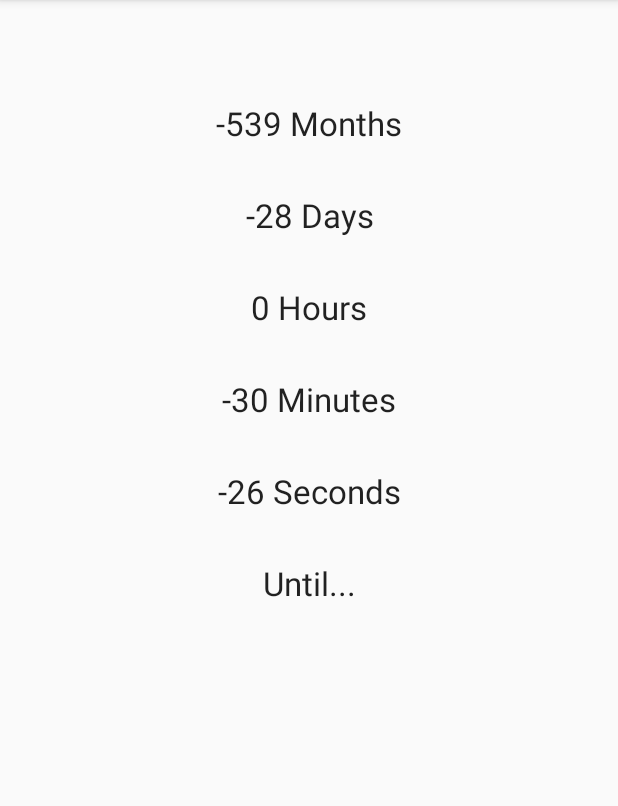
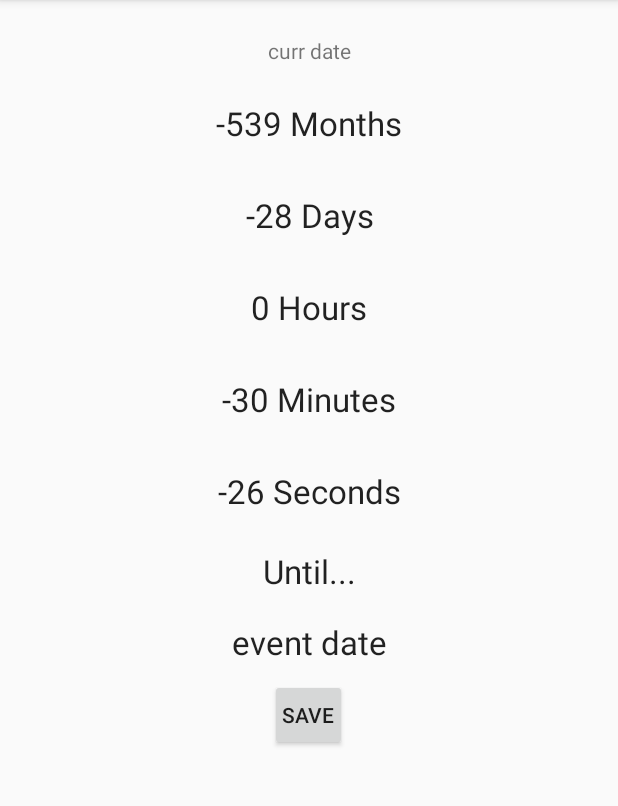
Before and after one commit to msavastano/HowLongTil, an Android app: the HowLongDetail screen opened directly, with no data from a screen before it, in the options menu, after a tap on "Settings", on a phone screen of 412 x 824 dp, the part 84-890 px from its top. Run offline under Robolectric (Android 15) with nearby library versions, the phone set to English and light mode, and no system bars; 6 statements that could not run were skipped.

```diff
--- /dev/null
+++ b/app/src/main/java/com/mikesavastano/howlongtil/EventDate.java
@@ -0,0 +1,52 @@
+package com.mikesavastano.howlongtil;
+
+import java.util.Calendar;
+import java.util.Date;
+
+/**
+ * Created by michael on 12/18/14.
+ */
+public class EventDate {
+
+    private int event_id;
+    private Date event_date;
+    private String event_name;
+
+    public EventDate(){
+    }
+
+    public EventDate(String event_name, Date event_date){
+        this.event_name = event_name;
+        this.event_date = event_date;
+    }
+
+    public EventDate(int event_id, String event_name, Date event_date){
+        this.event_id = event_id;
+        this.event_name = event_name;
+        this.event_date = event_date;
+    }
+
+    public void setID(int event_id) {
+        this.event_id = event_id;
+    }
+
+    public int getID() {
+        return this.event_id;
+    }
+
+    public void setProductName(String event_name) {
+        this.event_name = event_name;
+    }
+
+    public String getEventName() {
+        return this.event_name;
+    }
+
+    public void setDate(Date event_date) {
+        this.event_date = event_date;
+    }
+
+    public Date getDate() {
+        return this.event_date;
+    }
+}
--- a/app/src/main/java/com/mikesavastano/howlongtil/HowLongDetail.java
+++ b/app/src/main/java/com/mikesavastano/howlongtil/HowLongDetail.java
@@ -5,11 +5,14 @@ import android.support.v7.app.ActionBarActivity;
 import android.os.Bundle;
 import android.view.Menu;
 import android.view.MenuItem;
+import android.view.View;
 import android.widget.TextView;
 
 import java.text.DateFormat;
+import java.text.ParseException;
 import java.text.SimpleDateFormat;
 import java.util.Calendar;
+import java.util.Date;
 import java.util.concurrent.TimeUnit;
 import android.os.Handler;
 
@@ -23,10 +26,11 @@ public class HowLongDetail extends ActionBarActivity {
     TextView hour;
     TextView minute;
     TextView second;
+    DateFormat dateFormat = new SimpleDateFormat("MM/dd/yyyy HH:mm:ss");
     //Runnable r;
     Handler handler = new Handler() {
         public void handleMessage(Message msg) {
-            DateFormat dateFormat = new SimpleDateFormat("MM/dd/yyyy HH:mm:ss");
+
             Bundle bundle = msg.getData();
             Calendar today = (Calendar) bundle.getSerializable("curr_date");
             Calendar eventDate = (Calendar) bundle.getSerializable("event_date");
@@ -36,7 +40,6 @@ public class HowLongDetail extends ActionBarActivity {
             hour.setText(remainderHours(today, eventDate) + " Hour" + addEss(remainderHours(today, eventDate)));
             minute.setText(remainderMinutes(today, eventDate) + " Minute" + addEss(remainderMinutes(today, eventDate)));
             event.setText(dateFormat.format(eventDate.getTime()));
-
         }
     };
 
@@ -72,12 +75,6 @@ public class HowLongDetail extends ActionBarActivity {
                         bndl.putSerializable("event_date", eventDate);
                         msg.setData(bndl);
                         handler.sendMessage(msg);
-                        /*month.setText(monthsBetween(today, eventDate) + " Month" + addEss(monthsBetween(today, eventDate)));
-                        day.setText(remainderDays(today, eventDate) + " Day" + addEss(remainderDays(today, eventDate)));
-                        hour.setText(remainderHours(today, eventDate) + " Hour" + addEss(remainderHours(today, eventDate)));
-                        minute.setText(remainderMinutes(today, eventDate) + " Minute" + addEss(remainderMinutes(today, eventDate)));
-                        second.setText(remainderSeconds(today, eventDate) + " Second" + addEss(remainderSeconds(today, eventDate)));
-                        event.setText(dateFormat.format(eventDate.getTime()));*/
                         Thread.sleep(1000l);
                     }
                 }catch(InterruptedException e){
@@ -90,6 +87,19 @@ public class HowLongDetail extends ActionBarActivity {
         Thread thdA = new Thread(r);
         thdA.start();
         //curr.setText(dateFormat.format(today.getTime()));
+    }
+
+    public void saveEvent (View view) {
+        MyDBHandler dbHandler = new MyDBHandler(this, null, null, 1);
+        Date d = new Date();
+        String event_date = event.getText().toString();
+        try {
+            d = dateFormat.parse(event_date);
+        }catch (ParseException e){
+            e.printStackTrace();
+        }
+        EventDate event = new EventDate("TestName", d);
+        dbHandler.addEvent(event);
     }
 
 
--- /dev/null
+++ b/app/src/main/java/com/mikesavastano/howlongtil/MyDBHandler.java
@@ -0,0 +1,50 @@
+package com.mikesavastano.howlongtil;
+
+
+import android.content.ContentValues;
+import android.content.Context;
+import android.database.sqlite.SQLiteDatabase;
+import android.database.sqlite.SQLiteOpenHelper;
+
+public class MyDBHandler extends SQLiteOpenHelper {
+
+    private static final int DATABASE_VERSION = 1;
+    private static final String DATABASE_NAME = "eventsDB.db";
+    private static final String TABLE_EVENTS = "events";
+
+    public static final String COLUMN_ID = "id";
+    public static final String COLUMN_NAME = "name";
+    public static final String COLUMN_DATE = "date";
+
+
+    public MyDBHandler(Context context, String name,  SQLiteDatabase.CursorFactory factory, int version) {
+        super(context, DATABASE_NAME, factory, DATABASE_VERSION);
+    }
+
+    @Override
+    public void onCreate(SQLiteDatabase db) {
+        String CREATE_EVENTS_TABLE = "CREATE TABLE " + TABLE_EVENTS + "(" + COLUMN_ID +
+                " INTEGER PRIMARY KEY," + COLUMN_NAME + " TEXT," + COLUMN_DATE + " DATE" + ")";
+
+        db.execSQL(CREATE_EVENTS_TABLE);
+
+    }
+
+    @Override
+    public void onUpgrade(SQLiteDatabase db, int oldVersion, int newVersion) {
+        db.execSQL("DROP TABLE IF EXISTS " + TABLE_EVENTS);
+        onCreate(db);
+    }
+
+    public void addEvent(EventDate event) {
+
+        ContentValues values = new ContentValues();
+        values.put(COLUMN_NAME, event.getEventName());
+        values.put(COLUMN_DATE, event.getDate().getTime());
+
+        SQLiteDatabase db = this.getWritableDatabase();
+
+        db.insert(TABLE_EVENTS, null, values);
+        db.close();
+    }
+}
--- a/app/src/main/res/layout/activity_how_long_detail.xml
+++ b/app/src/main/res/layout/activity_how_long_detail.xml
@@ -11,7 +11,7 @@
         android:layout_width="fill_parent"
         android:layout_height="fill_parent">
 
-        <TextView android:text=""
+        <TextView android:text="curr date"
             android:layout_width="fill_parent"
             android:layout_height="wrap_content"
             android:id="@+id/currentDate"
@@ -70,17 +70,27 @@
             android:textAppearance="?android:attr/textAppearanceLarge"
             android:text="@string/until_text"
             android:id="@+id/textView"
-            android:padding="16dp"
+            android:padding="8dp"
             android:gravity="center_vertical|center_horizontal" />
 
         <TextView
-            android:text=""
+            android:text="event date"
             android:layout_width="fill_parent"
             android:layout_height="wrap_content"
             android:id="@+id/eventDate"
             android:gravity="center_vertical|center_horizontal"
             android:textAppearance="?android:attr/textAppearanceLarge"
-            android:padding="20dp" />
+            android:padding="10dp" />
+
+        <Button
+            style="?android:attr/buttonStyleSmall"
+            android:layout_width="wrap_content"
+            android:layout_height="wrap_content"
+            android:text="@string/save_text"
+            android:id="@+id/saveButton"
+            android:padding="8dp"
+            android:layout_gravity="center_horizontal"
+            android:onClick="saveEvent" />
     </LinearLayout>
 
 </RelativeLayout>
--- a/app/src/main/res/values/strings.xml
+++ b/app/src/main/res/values/strings.xml
@@ -8,5 +8,6 @@
     <string name="title_activity_how_long_detail">How Long Til</string>
     <string name="how_long_button_text">How  Long?</string>
     <string name="until_text">Until...</string>
+    <string name="save_text">Save</string>
 
 </resources>
```
